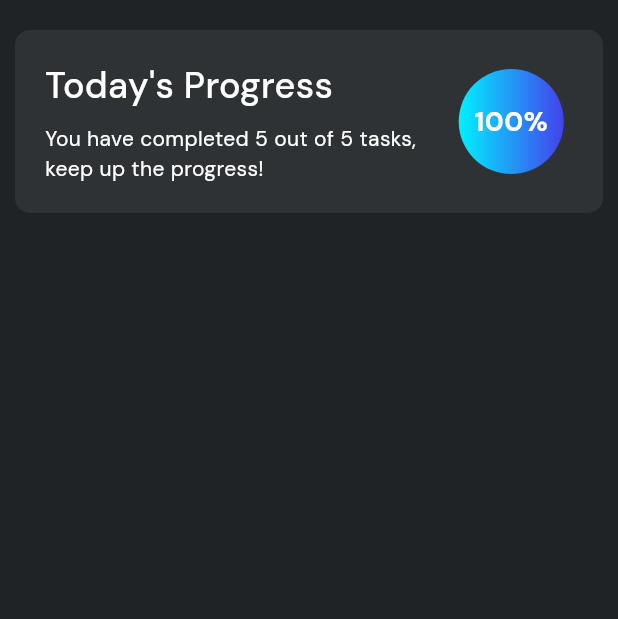
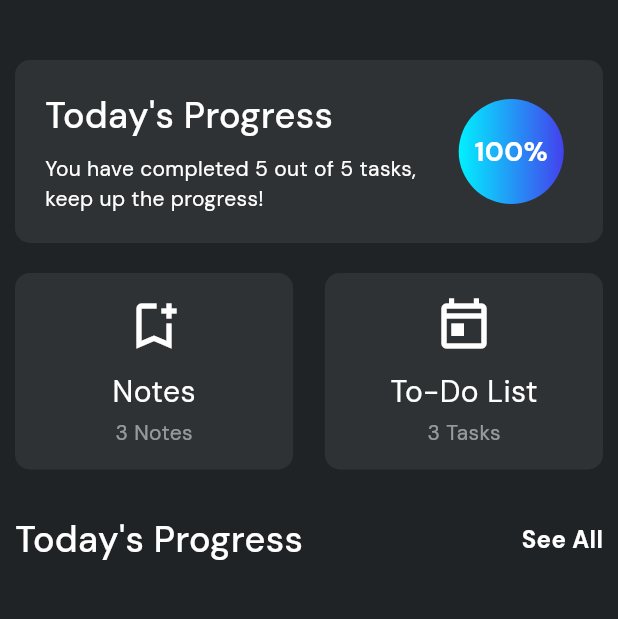
Before and after one commit to sandu2002/note_sphere, a Flutter app: the screen it shows after launch, on a phone screen of 412 x 824 dp, the part 69-688 px from its top. Run offline on Flutter 3.47's test engine with Material 3 defaults, Android fonts, the phone set to English and light mode, and no system bars; our stand-ins replace go_router, google_fonts.

Commit message:
Add Notes and To-Do List cards to HomePage

```diff
--- a/lib/pages/home_page.dart
+++ b/lib/pages/home_page.dart
@@ -1,5 +1,7 @@
 import 'package:flutter/material.dart';
+import 'package:note_sphere/utils/constants.dart';
 import 'package:note_sphere/utils/text_styles.dart';
+import 'package:note_sphere/widgets/note_to_do_card.dart';
 import 'package:note_sphere/widgets/progress_card.dart';
 
 class HomePage extends StatefulWidget {
@@ -23,10 +25,41 @@ class _HomePageState extends State<HomePage> {
         padding: const EdgeInsets.all(10),
         child: Column(
           children: [
+            SizedBox(height: AppConstants.kDefaultPadding),
             ProgressCard(
               completedTasks: 5,
               totalTasks: 5,
-            )
+            ),
+            SizedBox(height: AppConstants.kDefaultPadding),
+            Row(
+              mainAxisAlignment: MainAxisAlignment.spaceBetween,
+              children: [
+                NotesTodoCard(
+                  title: 'Notes',
+                  description: "3 Notes",
+                  icon: Icons.bookmark_add_outlined,
+                ),
+                NotesTodoCard(
+                  title: 'To-Do List',
+                  description: "3 Tasks",
+                  icon: Icons.today_outlined,
+                ),
+              ],
+            ),
+            const SizedBox(height: 30),
+            const Row(
+              mainAxisAlignment: MainAxisAlignment.spaceBetween,
+              children: [
+                Text(
+                  "Today's Progress",
+                  style: AppTextStyles.appSubtitle,
+                ),
+                Text(
+                  "See All",
+                  style: AppTextStyles.appButton,
+                ),
+              ],
+            ),
           ],
         ),
       ),
--- /dev/null
+++ b/lib/widgets/note_to_do_card.dart
@@ -0,0 +1,59 @@
+import 'package:flutter/material.dart';
+import 'package:note_sphere/utils/colors.dart';
+import 'package:note_sphere/utils/text_styles.dart';
+
+class NotesTodoCard extends StatefulWidget {
+  final String title;
+  final String description;
+  final IconData icon;
+  const NotesTodoCard({
+    super.key,
+    required this.title,
+    required this.description,
+    required this.icon,
+  });
+
+  @override
+  State<NotesTodoCard> createState() => _NotesTodoCardState();
+}
+
+class _NotesTodoCardState extends State<NotesTodoCard> {
+  @override
+  Widget build(BuildContext context) {
+    return Container(
+      width: MediaQuery.of(context).size.width * 0.45,
+      decoration: BoxDecoration(
+        color: AppColors.kCardColor,
+        borderRadius: BorderRadius.circular(10),
+      ),
+      child: Padding(
+        padding: const EdgeInsets.symmetric(
+          vertical: 15,
+          horizontal: 20,
+        ),
+        child: Column(
+          mainAxisAlignment: MainAxisAlignment.center,
+          crossAxisAlignment: CrossAxisAlignment.center,
+          children: [
+            Icon(
+              widget.icon,
+              size: 40,
+            ),
+            const SizedBox(height: 10),
+            Text(
+              widget.title,
+              style: AppTextStyles.appDescription,
+            ),
+            const SizedBox(height: 2),
+            Text(
+              widget.description,
+              style: AppTextStyles.appDescriptionSmall.copyWith(
+                color: Colors.white.withOpacity(0.5),
+              ),
+            ),
+          ],
+        ),
+      ),
+    );
+  }
+}
```
